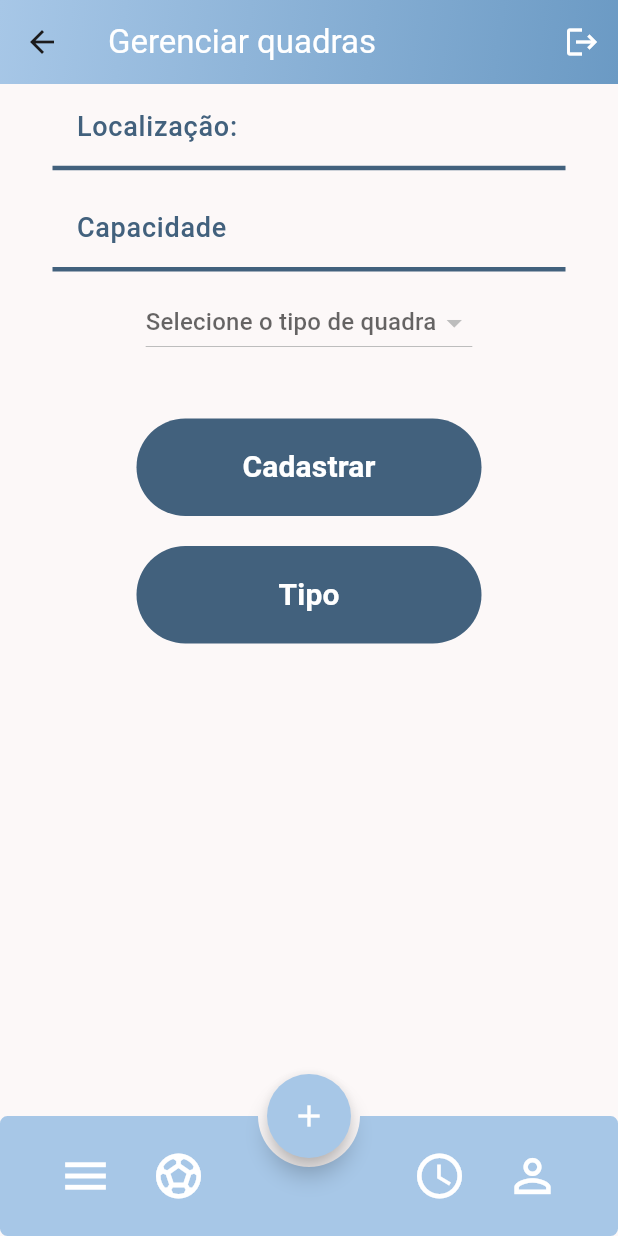
After one commit to Danielsalesds/Sistema-de-Reservas-de-Quadra-Esportivas, a Flutter app: the GerenciarQuadra screen opened directly, on a phone screen of 412 x 824 dp. The commit adds this screen. Run offline on Flutter 3.47's test engine with Material 3 defaults, Android fonts, the phone set to English and light mode, and no system bars; drawn by our look-alikes of overlay_support; our stand-ins replace awesome_dialog, cloud_firestore, firebase_auth, firebase_core, flutter_svg, google_fonts and 1 more; accounts and stored records are empty; network calls fail.

Commit message:
Adicionado criar quadra e criar tipo quadra

```diff
--- a/lib/ui/pages/EditProfilePage.dart
+++ b/lib/ui/pages/EditProfilePage.dart
@@ -30,9 +30,9 @@ class EditProfilePageState extends State<EditProfilePage> {
   }
   void init() async{
     final firebase = Provider.of<FirestoreService>(context,listen:false);
-    final nome = await firebase.getData('nome');
-    final email = await firebase.getData('email');
-    final telefone = await firebase.getData('telefone');
+    final nome = await firebase.getUserField('nome');
+    final email = await firebase.getUserField('email');
+    final telefone = await firebase.getUserField('telefone');
     setState(() {
       nomeTextController.text = nome;
       emailTextController.text = email;
--- /dev/null
+++ b/lib/ui/pages/GerenciarQuadra.dart
@@ -0,0 +1,92 @@
+import 'package:cloud_firestore/cloud_firestore.dart';
+import 'package:clube/ui/pages/GerenciarTipoQuadra.dart';
+import 'package:flutter/cupertino.dart';
+import 'package:flutter/material.dart';
+import 'package:provider/provider.dart';
+
+import '../../services/FirestoreService.dart';
+import '../widgets/CustomAppBar.dart';
+import '../widgets/CustomBottomBar.dart';
+import '../widgets/CustomButton.dart';
+import '../widgets/CustomFAB.dart';
+import '../widgets/CustomTextFormField.dart';
+import 'ReservaQuadraScreen.dart';
+
+class GerenciarQuadra extends StatefulWidget{
+  @override
+  State<StatefulWidget> createState() => GerenciarQuadraState();
+}
+
+class GerenciarQuadraState extends State<GerenciarQuadra>{
+  final capacidadeTextController = TextEditingController();
+  final localizacaoTextController = TextEditingController();
+  String tipoQuadraId = "0001";
+  bool status = false;
+  String? tipoSelecionado;
+  void create(){
+    final firestore = Provider.of<FirestoreService>(context, listen:false);
+    try{
+      firestore.createQuadra(localizacaoTextController.text, status, int.parse(capacidadeTextController.text), tipoQuadraId);
+    }catch (e){
+      throw Exception(e);
+    }
+  }
+  void tipo(){
+    Navigator.push(context,MaterialPageRoute(builder: (context)=>GerenciarTipoQuadra()));
+  }
+  @override
+  Widget build(BuildContext context) {
+    final firestore = Provider.of<FirestoreService>(context, listen:false);
+    return Scaffold(
+      appBar: const CustomAppBar(title: 'Gerenciar quadras',),
+      bottomNavigationBar: const CustomBottomBar(),
+      floatingActionButton: CustomFAB(
+          onPressed: (){
+            Navigator.push(
+              context,
+              MaterialPageRoute(builder: (context) => const ReservaQuadraScreen()),
+            );
+          }
+      ),
+      floatingActionButtonLocation: FloatingActionButtonLocation.centerDocked,
+      body: SingleChildScrollView(
+        child: Column(
+          children: [
+            Row(
+              children: [
+                Expanded(child: CustomTextFormField(label: "Localização:", controller: localizacaoTextController,),),
+              ],
+            ),
+            const SizedBox(height: 10,),
+            Row(
+              children: [
+                Expanded(child: CustomTextFormField(label: "Capacidade", controller: capacidadeTextController, keyboardType: const TextInputType.numberWithOptions(signed: false),), ),
+              ],
+            ),
+            const SizedBox(height: 10,),
+            StreamBuilder<QuerySnapshot>(
+                    stream: firestore.getTipoQuadra(),
+                    builder:  (context, snapshot) {
+                      if (!snapshot.hasData) {
+                        return const Center(child: CircularProgressIndicator(),);
+                      }
+                      var tipos = snapshot.data!.docs;
+                      return DropdownButton<String>(
+                      value: tipoSelecionado,hint: Text('Selecione o tipo de quadra'),items: tipos.map((DocumentSnapshot doc) {
+                        String nome = doc['nome'];
+                        return DropdownMenuItem<String>(value: nome,child: Text(nome),);}).toList(),onChanged: (String? novoTipo) {
+                        setState(() {
+                          tipoSelecionado = novoTipo;
+                        });
+                        },);
+                    }),
+            const SizedBox(height: 30,),
+            CustomButton(height: 85, width: 250, text: "Cadastrar", onclick: create),
+            CustomButton(height: 85, width: 250, text: "Tipo",onclick: tipo,)
+          ],
+        ),
+      ),
+    );
+  }
+
+}
--- a/lib/ui/pages/HomeAdmin.dart
+++ b/lib/ui/pages/HomeAdmin.dart
@@ -1,3 +1,4 @@
+import 'package:clube/ui/pages/GerenciarQuadra.dart';
 import 'package:clube/ui/pages/ReservaQuadraScreen.dart';
 import 'package:clube/ui/pages/cadastro_membro.dart';
 import 'package:clube/ui/pages/listar_membro.dart';
@@ -47,7 +48,7 @@ class HomeAdminState extends State<HomeAdmin>{
                 // Exemplo de rota
                 Navigator.push(
                   context,
-                  MaterialPageRoute(builder: (context) => ReservaQuadraScreen()), // ou outra tela
+                  MaterialPageRoute(builder: (context) => GerenciarQuadra()), // ou outra tela
                 );
               },
             ),
--- a/lib/ui/pages/ProfilePage.dart
+++ b/lib/ui/pages/ProfilePage.dart
@@ -29,9 +29,9 @@ class ProfilePageState extends State<ProfilePage> {
   }
   void init() async{
     final firebase = Provider.of<FirestoreService>(context,listen:false);
-    final nome = await firebase.getData('nome');
-    final email = await firebase.getData('email');
-    final telefone = await firebase.getData('telefone');
+    final nome = await firebase.getUserField('nome');
+    final email = await firebase.getUserField('email');
+    final telefone = await firebase.getUserField('telefone');
     setState(() {
       this.nome = nome;
       this.email = email;
--- a/lib/ui/widgets/CustomTextFormField.dart
+++ b/lib/ui/widgets/CustomTextFormField.dart
@@ -5,8 +5,9 @@ class CustomTextFormField extends StatelessWidget{
   final String label;
   final String? Function(String?)? validateFunction;
   final TextEditingController? controller;
+  final TextInputType? keyboardType;
 
-  const CustomTextFormField({super.key, required this.label, this.validateFunction, this.controller});
+  const CustomTextFormField({super.key, required this.label, this.validateFunction, this.controller, this.keyboardType});
 
 
 
@@ -15,6 +16,7 @@ class CustomTextFormField extends StatelessWidget{
     return Padding(
       padding: const EdgeInsets.only(left: 35, right: 35),
       child: TextFormField(
+          keyboardType: keyboardType,
           controller: controller,
           validator: validateFunction,
           style:TextStyle(
```
Also changed, not shown: lib/services/FirestoreService.dart (+50 -1 lines), lib/ui/pages/GerenciarTipoQuadra.dart (added, +58 -0 lines), lib/ui/widgets/CardAdmin.dart (+8 -6 lines).
